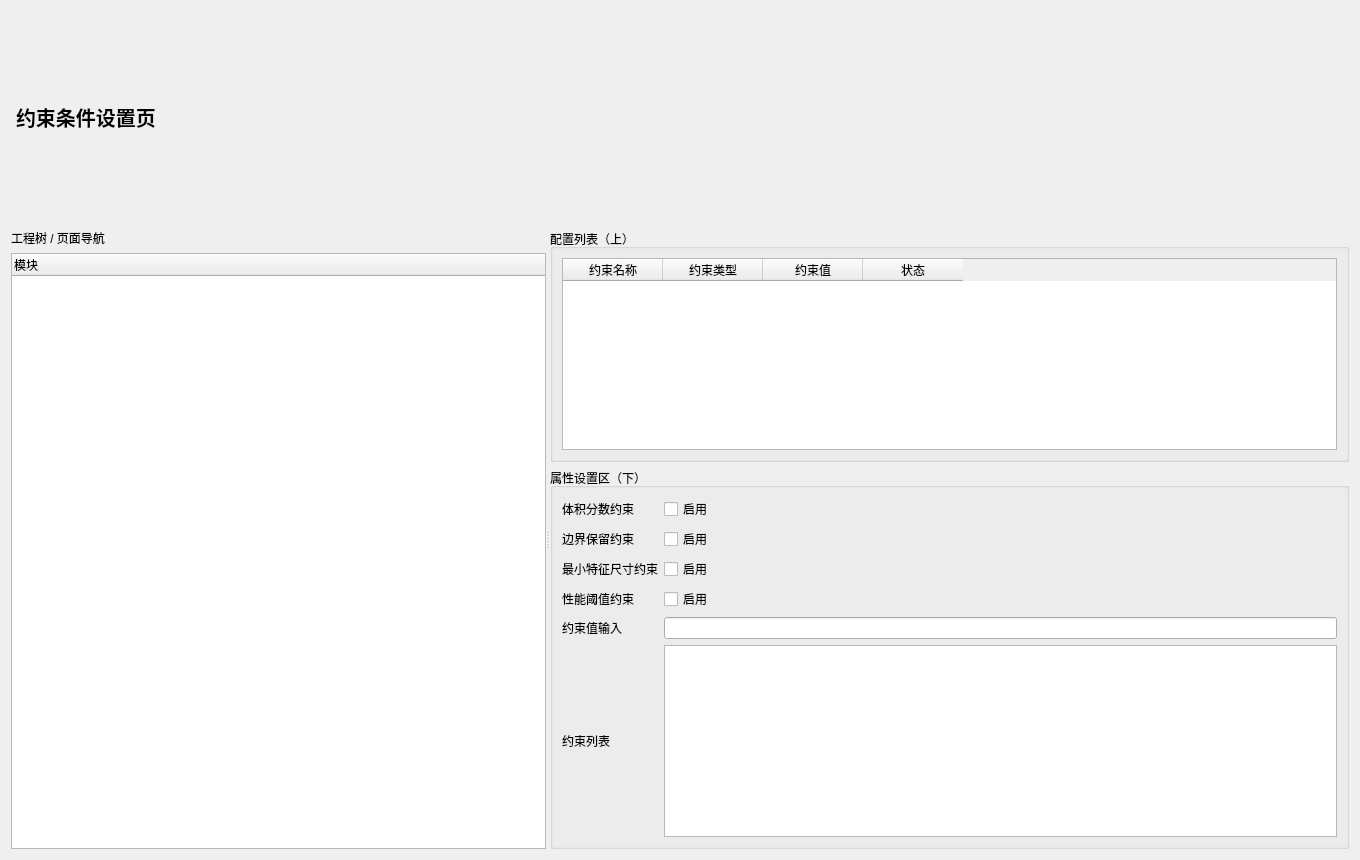
Qt form plugins/Base_Display/TopologyConstraintPage.ui (asd977/base_cae) before a commit.
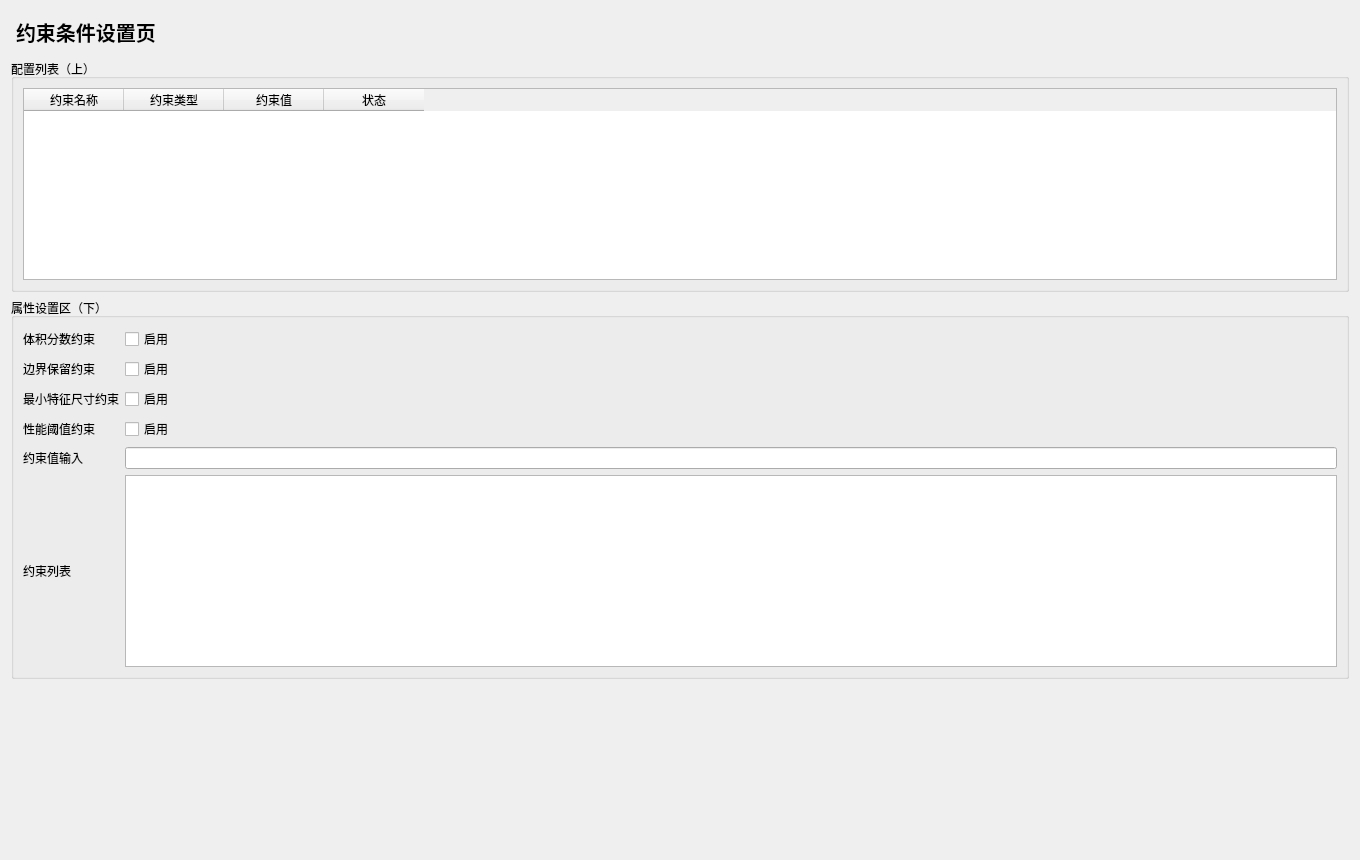
The same form after that commit.

Commit message: 按评审意见移除左侧导航并补充底部纵向弹簧

```diff
--- a/plugins/Base_Display/TopologyConstraintPage.ui
+++ b/plugins/Base_Display/TopologyConstraintPage.ui
@@ -6,17 +6,6 @@
   <layout class="QVBoxLayout" name="rootLayout">
    <item><widget class="QLabel" name="titleLabel"><property name="styleSheet"><string notr="true">font-size:20px;font-weight:700;padding:6px 0;</string></property><property name="text"><string>约束条件设置页</string></property></widget></item>
    <item>
-    <widget class="QSplitter" name="mainSplitter">
-     <property name="orientation"><enum>Qt::Horizontal</enum></property>
-     <widget class="QWidget" name="leftPanel">
-      <layout class="QVBoxLayout" name="leftLayout">
-       <item><widget class="QLabel" name="navTitle"><property name="text"><string>工程树 / 页面导航</string></property></widget></item>
-       <item><widget class="QTreeWidget" name="navTree"><column><property name="text"><string>模块</string></property></column></widget></item>
-      </layout>
-     </widget>
-     <widget class="QWidget" name="rightPanel">
-      <layout class="QVBoxLayout" name="rightLayout">
-       <item>
         <widget class="QGroupBox" name="listGroup"><property name="title"><string>配置列表（上）</string></property>
          <layout class="QVBoxLayout" name="listLayout">
           <item><widget class="QTableWidget" name="configTable">              <column><property name="text"><string>约束名称</string></property></column>
@@ -45,9 +34,11 @@
          </layout>
         </widget>
        </item>
-      </layout>
-     </widget>
-    </widget>
+   <item>
+    <spacer name="verticalSpacer">
+     <property name="orientation"><enum>Qt::Vertical</enum></property>
+     <property name="sizeHint" stdset="0"><size><width>20</width><height>40</height></size></property>
+    </spacer>
    </item>
   </layout>
  </widget>
```
Left out of the diff: 3 changed lines with no effect on the pictures. Lines whose indentation alone changed are shown as unchanged. The commit also changes 23 other files.
